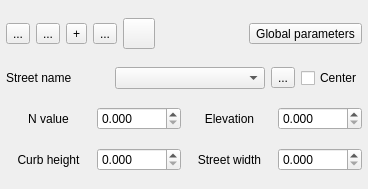
First picture: the form in flo2d/ui/street_editor.ui, repository FLO-2DSoftware/qgis-flo-2d-plugin, before the edit.
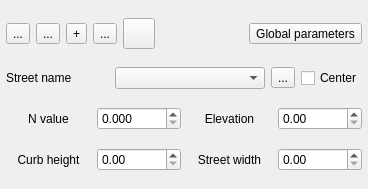
Second picture: the form after the edit. Icons and pictures are not drawn.

```diff
--- a/flo2d/ui/street_editor.ui
+++ b/flo2d/ui/street_editor.ui
@@ -270,10 +270,10 @@
      <item>
       <widget class="QDoubleSpinBox" name="spin_e">
        <property name="decimals">
-        <number>3</number>
+        <number>2</number>
        </property>
        <property name="maximum">
-        <double>30.000000000000000</double>
+        <double>30000.000000000000000</double>
        </property>
        <property name="singleStep">
         <double>0.100000000000000</double>
@@ -300,7 +300,7 @@
      <item>
       <widget class="QDoubleSpinBox" name="spin_h">
        <property name="decimals">
-        <number>3</number>
+        <number>2</number>
        </property>
        <property name="minimum">
         <double>0.000000000000000</double>
@@ -326,10 +326,10 @@
      <item>
       <widget class="QDoubleSpinBox" name="spin_w">
        <property name="decimals">
-        <number>3</number>
+        <number>2</number>
        </property>
        <property name="maximum">
-        <double>300.000000000000000</double>
+        <double>1000.000000000000000</double>
        </property>
       </widget>
      </item>
```
Left out of the diff: 11 changed lines with no effect on the pictures.
